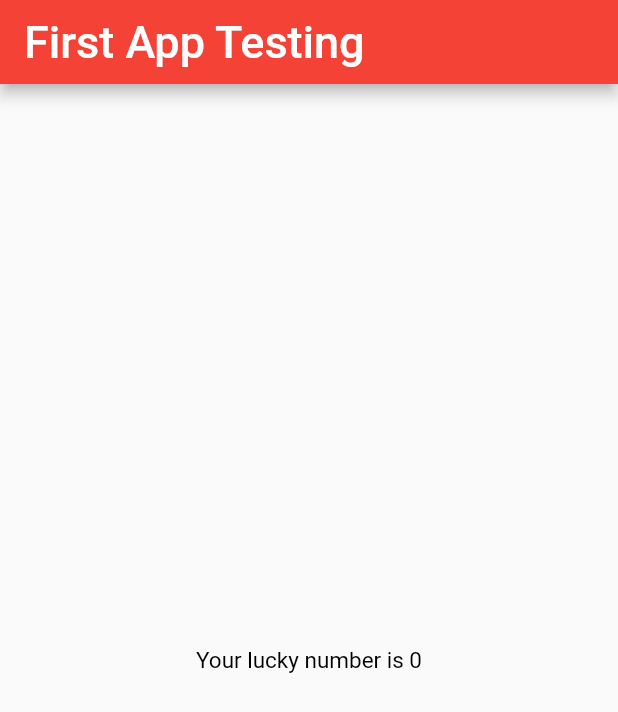
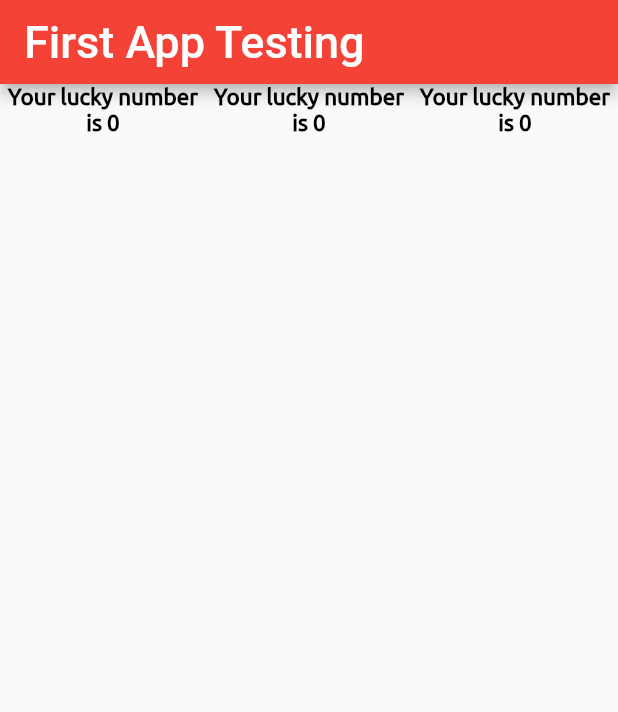
Before and after one commit to xeeshansami/Flutter, a Flutter app: the screen it shows after launch, on a phone screen of 412 x 824 dp. Shown: the top 712 px of the screen. Run offline on Flutter 3.47's test engine with Material 2 defaults, Android fonts, the phone set to English and light mode, and no system bars; project files that could hold a hidden picture were left out.

Commit message:
column and row concept in flutter

```diff
--- a/lib/app_screens/first_screen.dart
+++ b/lib/app_screens/first_screen.dart
@@ -15,13 +15,47 @@ class FirstScreen extends StatelessWidget {
 
   Widget textVIew() {
     return Center(
-        child: Text("Your lucky number is " + luckyNumber().toString(),
-            textAlign: TextAlign.center,
-            style: const TextStyle(color: Colors.black, fontSize: 15.0)));
+        child: Container(
+            alignment: Alignment.center,
+            child: Column(
+              children: [
+                Row(
+                  children: [
+                    Expanded(
+                        child: Text(
+                            "Your lucky number is " + luckyNumber().toString(),
+                            textAlign: TextAlign.center,
+                            style: const TextStyle(
+                                color: Colors.black,
+                                fontSize: 15.0,
+                                fontFamily: "Ubuntu",
+                                fontWeight: FontWeight.w800))),
+                    Expanded(
+                        child: Text(
+                            "Your lucky number is " + luckyNumber().toString(),
+                            textAlign: TextAlign.center,
+                            style: const TextStyle(
+                                color: Colors.black,
+                                fontSize: 15.0,
+                                fontFamily: "Ubuntu",
+                                fontWeight: FontWeight.w800))),
+                    Expanded(
+                        child: Text(
+                            "Your lucky number is " + luckyNumber().toString(),
+                            textAlign: TextAlign.center,
+                            style: const TextStyle(
+                                color: Colors.black,
+                                fontSize: 15.0,
+                                fontFamily: "Ubuntu",
+                                fontWeight: FontWeight.w800)))
+                  ],
+                )
+              ],
+            )));
   }
 
   int luckyNumber() {
-    var random = new Random();
+    var random = Random();
     int luckyNumber = random.nextInt(10);
     return luckyNumber;
   }
--- a/lib/main.dart
+++ b/lib/main.dart
@@ -2,7 +2,7 @@ import 'package:flutter/material.dart';
 import 'package:flutter/services.dart';
 import './app_screens/first_screen.dart';
 
-void main() => runApp(MyFlutterApp());
+void main() => runApp(const MyFlutterApp());
 
 class MyFlutterApp extends StatelessWidget {
   const MyFlutterApp({Key? key}) : super(key: key);
```
Also changed, not shown: pubspec.yaml (+12 -12 lines), fonts/Ubuntu-Bold.ttf (added), fonts/Ubuntu-BoldItalic.ttf (added), fonts/Ubuntu-Italic.ttf (added), fonts/Ubuntu-Light.ttf (added), fonts/Ubuntu-LightItalic.ttf (added), fonts/Ubuntu-Medium.ttf (added), fonts/Ubuntu-MediumItalic.ttf (added), fonts/Ubuntu-Regular.ttf (added).
